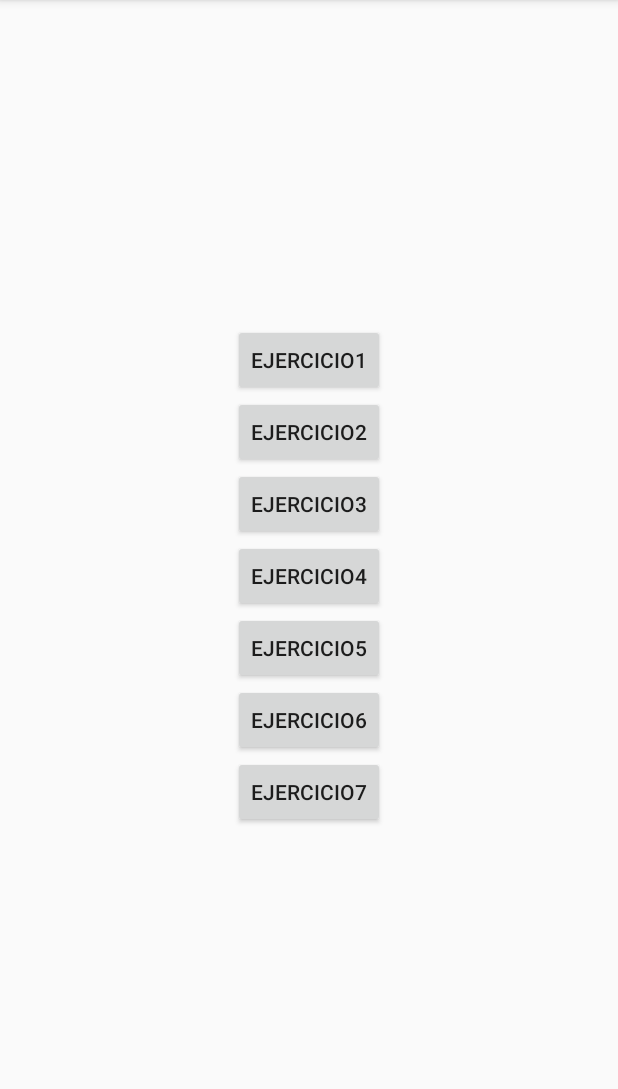
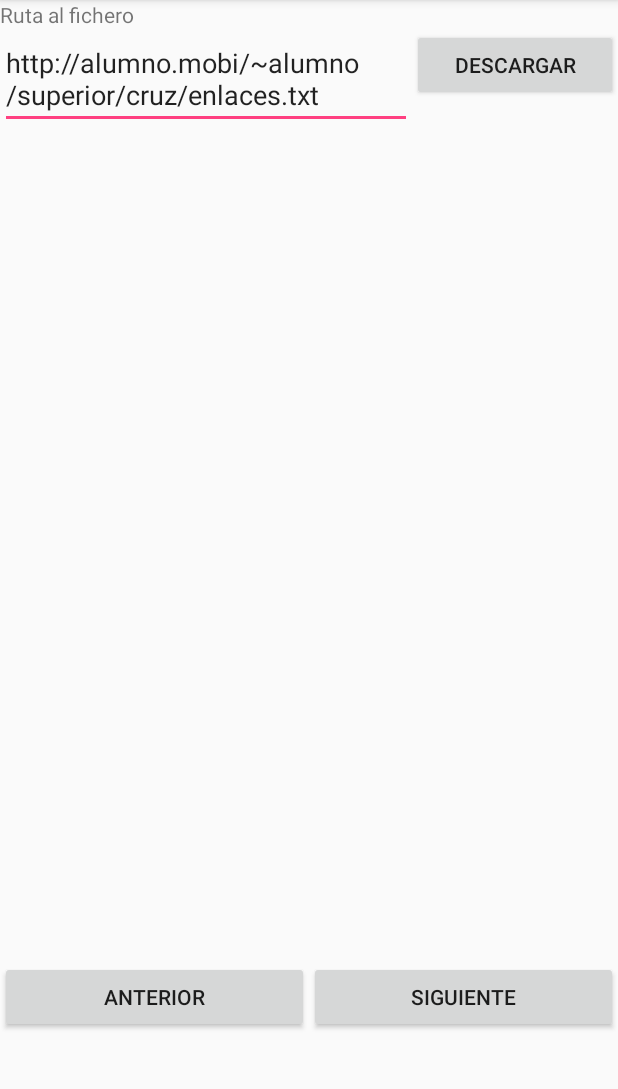
Before and after one commit to alejandroagca/EjerciciosDeFicheros, an Android app: the screen it shows after launch (MenuActivity before the commit, Ejercicio5Activity after it), after a tap on "EJERCICIO5", on a phone screen of 412 x 824 dp, the part 84-1173 px from its top. Run offline under Robolectric (Android 15) with nearby library versions, the phone set to English and light mode, and no system bars; our stand-ins replace Picasso; libraries missing offline, so code that uses them is left out: com.jakewharton.picasso, com.loopj.android, cz.msebera.android; pictures from the network do not load.

Commit message:
Ejercicio 5 casi finalizado

```diff
--- a/app/src/main/AndroidManifest.xml
+++ b/app/src/main/AndroidManifest.xml
@@ -22,7 +22,8 @@
         </activity>
         <activity android:name=".Ejercicio1Activity" />
         <activity android:name=".Ejercicio4Activity" />
-        <activity android:name=".Ejercicio2Activity"></activity>
+        <activity android:name=".Ejercicio2Activity" />
+        <activity android:name=".Ejercicio5Activity"></activity>
     </application>
 
 </manifest>
--- /dev/null
+++ b/app/src/main/java/com/example/usuario/ejerciciosdered/Ejercicio5Activity.java
@@ -0,0 +1,151 @@
+package com.example.usuario.ejerciciosdered;
+
+import android.app.ProgressDialog;
+import android.support.v7.app.AppCompatActivity;
+import android.os.Bundle;
+import android.view.View;
+import android.widget.Button;
+import android.widget.EditText;
+import android.widget.ImageView;
+import android.widget.Toast;
+
+import com.jakewharton.picasso.OkHttp3Downloader;
+import com.loopj.android.http.AsyncHttpClient;
+import com.loopj.android.http.FileAsyncHttpResponseHandler;
+import com.squareup.picasso.Picasso;
+
+import java.io.BufferedReader;
+import java.io.File;
+import java.io.FileInputStream;
+import java.io.FileNotFoundException;
+import java.io.IOException;
+import java.io.InputStreamReader;
+import java.util.ArrayList;
+import java.util.List;
+
+import cz.msebera.android.httpclient.Header;
+import okhttp3.OkHttpClient;
+
+public class Ejercicio5Activity extends AppCompatActivity  implements  View.OnClickListener{
+
+    Button btnDescargarImagenes, btnImagenAnterior, btnImagenSiguiente;
+    ImageView imgEstablecerImagen;
+    EditText edtRutaAlFichero;
+    List<String> rutasAImagenes;
+    int numeroDeImagenes;
+    int imagenSeleccionada;
+
+    @Override
+    protected void onCreate(Bundle savedInstanceState) {
+        super.onCreate(savedInstanceState);
+        setContentView(R.layout.activity_ejercicio5);
+        numeroDeImagenes = 0;
+        imagenSeleccionada = 0;
+        btnDescargarImagenes = findViewById(R.id.btnDescargarImagenes);
+        btnDescargarImagenes.setOnClickListener(this);
+        btnImagenAnterior = findViewById(R.id.btnImagenAnterior);
+        btnImagenAnterior.setOnClickListener(this);
+        btnImagenSiguiente = findViewById(R.id.btnImagenSiguiente);
+        btnImagenSiguiente.setOnClickListener(this);
+        imgEstablecerImagen = findViewById(R.id.imgEstablecerImagen);
+        edtRutaAlFichero = findViewById(R.id.edtRutaAlFichero);
+        rutasAImagenes = new ArrayList<String>();
+
+    }
+
+    @Override
+    public void onClick(View v) {
+        if (v == btnDescargarImagenes){
+            descargaFichero(edtRutaAlFichero.getText().toString());
+        }
+
+        if (v == btnImagenAnterior){
+            retrocederImagen();
+        }
+
+        if (v == btnImagenSiguiente){
+            pasarImagen();
+        }
+    }
+
+    private void establecerImagen(String ruta) {
+        OkHttpClient client = new OkHttpClient();
+        Picasso picasso = new Picasso.Builder(this)
+                .downloader(new OkHttp3Downloader(client))
+                .build();
+
+        picasso.with(this).load(ruta)
+                .placeholder(R.drawable.placeholder)
+                .error(R.drawable.error)
+                .into(imgEstablecerImagen);
+
+    }
+    private void descargaFichero(String url)
+    {
+        AsyncHttpClient client = new AsyncHttpClient();
+        client.get(url, new FileAsyncHttpResponseHandler(/* Context */ this) {
+            ProgressDialog pd;
+            @Override
+            public void onStart() {
+                pd = new ProgressDialog(Ejercicio5Activity.this);
+                pd.setTitle("Por favor espere...");
+                pd.setMessage("AsyncHttpResponseHadler está en progreso");
+                pd.setIndeterminate(false);
+                pd.setCancelable(false);
+                pd.show();
+                Toast.makeText(Ejercicio5Activity.this, "Descargando...", Toast.LENGTH_SHORT).show();
+            }
+
+            @Override
+            public void onFailure(int statusCode, Header[] headers, Throwable throwable, File file) {
+                Toast.makeText(Ejercicio5Activity.this, "Se ha producido un error", Toast.LENGTH_SHORT).show();
+            }
+
+            @Override
+            public void onSuccess(int statusCode, Header[] headers, File file) {
+                Toast.makeText(Ejercicio5Activity.this, "El fichero se ha descargado con exito", Toast.LENGTH_SHORT).show();
+                FileInputStream fis;
+                try {
+                    fis = new FileInputStream(file);
+                    BufferedReader in = new BufferedReader(new InputStreamReader(fis));
+
+                    String linea;
+                    while ((linea = in.readLine()) != null) {
+                        numeroDeImagenes++;
+                        rutasAImagenes.add(linea);
+                    }
+                    in.close();
+                    fis.close();
+
+
+                } catch (FileNotFoundException e) {
+                    e.printStackTrace();
+                } catch (IOException e) {
+                    e.printStackTrace();
+                }
+            }
+
+            @Override
+            public void onFinish() {
+                pd.dismiss();
+                establecerImagen(rutasAImagenes.get(imagenSeleccionada));
+            }
+
+        });
+    }
+
+    private void pasarImagen(){
+        if (imagenSeleccionada + 1 < numeroDeImagenes) {
+            imagenSeleccionada++;
+            establecerImagen(rutasAImagenes.get(imagenSeleccionada));
+        }
+    }
+
+    private void retrocederImagen(){
+        if (imagenSeleccionada -1 >= 0) {
+            imagenSeleccionada--;
+            establecerImagen(rutasAImagenes.get(imagenSeleccionada));
+        }
+    }
+
+}
--- a/app/src/main/java/com/example/usuario/ejerciciosdered/MenuActivity.java
+++ b/app/src/main/java/com/example/usuario/ejerciciosdered/MenuActivity.java
@@ -53,6 +53,11 @@ public class MenuActivity extends AppCompatActivity implements View.OnClickListe
             startActivity(i);
         }
 
+        if (v == btnEjercicio5){
+            i = new Intent(this, Ejercicio5Activity.class);
+            startActivity(i);
+        }
+
 
 
     }
--- /dev/null
+++ b/app/src/main/res/layout/activity_ejercicio5.xml
@@ -0,0 +1,66 @@
+<?xml version="1.0" encoding="utf-8"?>
+<LinearLayout xmlns:android="http://schemas.android.com/apk/res/android"
+    xmlns:app="http://schemas.android.com/apk/res-auto"
+    xmlns:tools="http://schemas.android.com/tools"
+    android:layout_width="match_parent"
+    android:layout_height="match_parent"
+    tools:context="com.example.usuario.ejerciciosdered.Ejercicio5Activity"
+    android:orientation="vertical">
+
+    <TextView
+        android:layout_width="wrap_content"
+        android:layout_height="wrap_content"
+        android:text="Ruta al fichero"/>
+
+
+
+    <LinearLayout
+        android:layout_width="match_parent"
+        android:layout_height="wrap_content"
+        android:orientation="horizontal">
+
+        <EditText
+            android:id="@+id/edtRutaAlFichero"
+            android:layout_width="match_parent"
+            android:layout_height="wrap_content"
+            android:layout_weight="1"
+            android:text="http://alumno.mobi/~alumno/superior/cruz/enlaces.txt" />
+
+        <Button
+            android:id="@+id/btnDescargarImagenes"
+            android:layout_width="match_parent"
+            android:layout_height="wrap_content"
+            android:layout_weight="2"
+            android:text="Descargar" />
+
+    </LinearLayout>
+
+    <ImageView
+        android:id="@+id/imgEstablecerImagen"
+        android:layout_width="match_parent"
+        android:layout_height="match_parent"
+        android:layout_weight="1" />
+
+    <LinearLayout
+        android:layout_width="match_parent"
+        android:layout_height="match_parent"
+        android:layout_weight="3"
+        android:orientation="horizontal">
+
+        <Button
+            android:id="@+id/btnImagenAnterior"
+            android:layout_width="match_parent"
+            android:layout_height="wrap_content"
+            android:layout_weight="1"
+            android:text="Anterior" />
+
+        <Button
+            android:id="@+id/btnImagenSiguiente"
+            android:layout_width="match_parent"
+            android:layout_height="wrap_content"
+            android:layout_weight="1"
+            android:text="Siguiente" />
+    </LinearLayout>
+
+
+</LinearLayout>
```
Also changed, not shown: app/src/main/res/drawable/error.png (added), app/src/main/res/drawable/placeholder.jpg (added).
